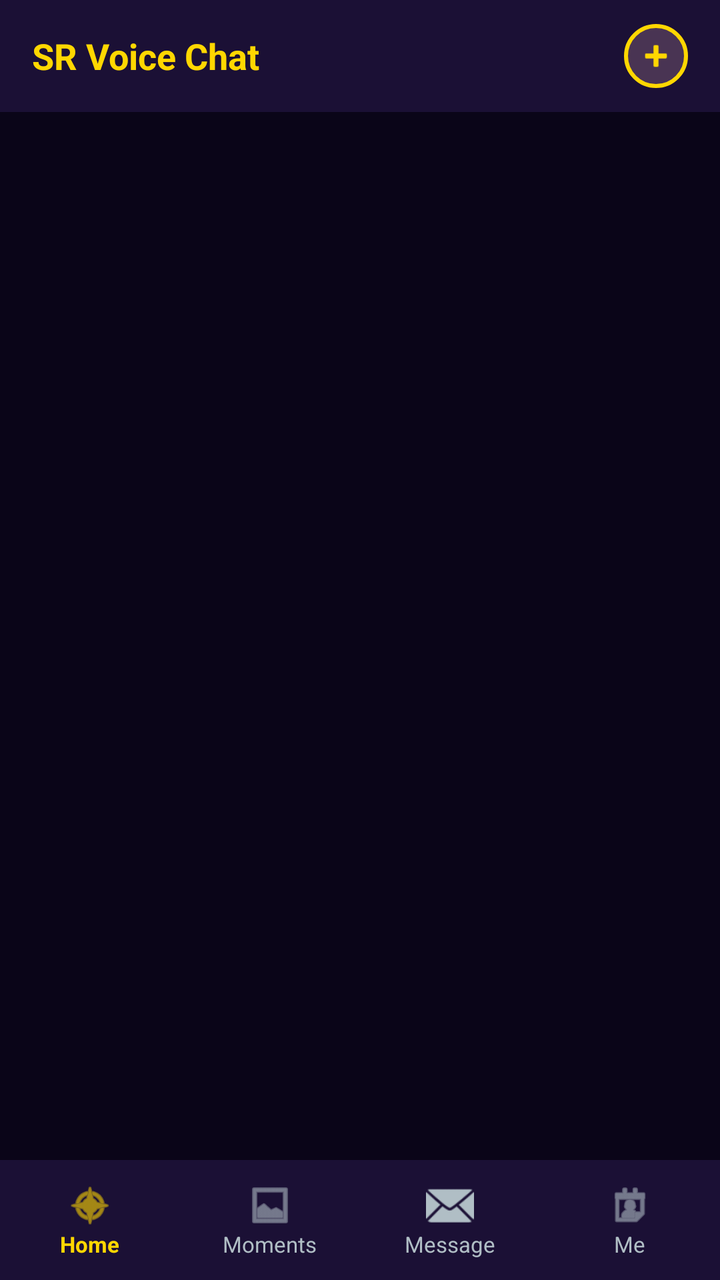
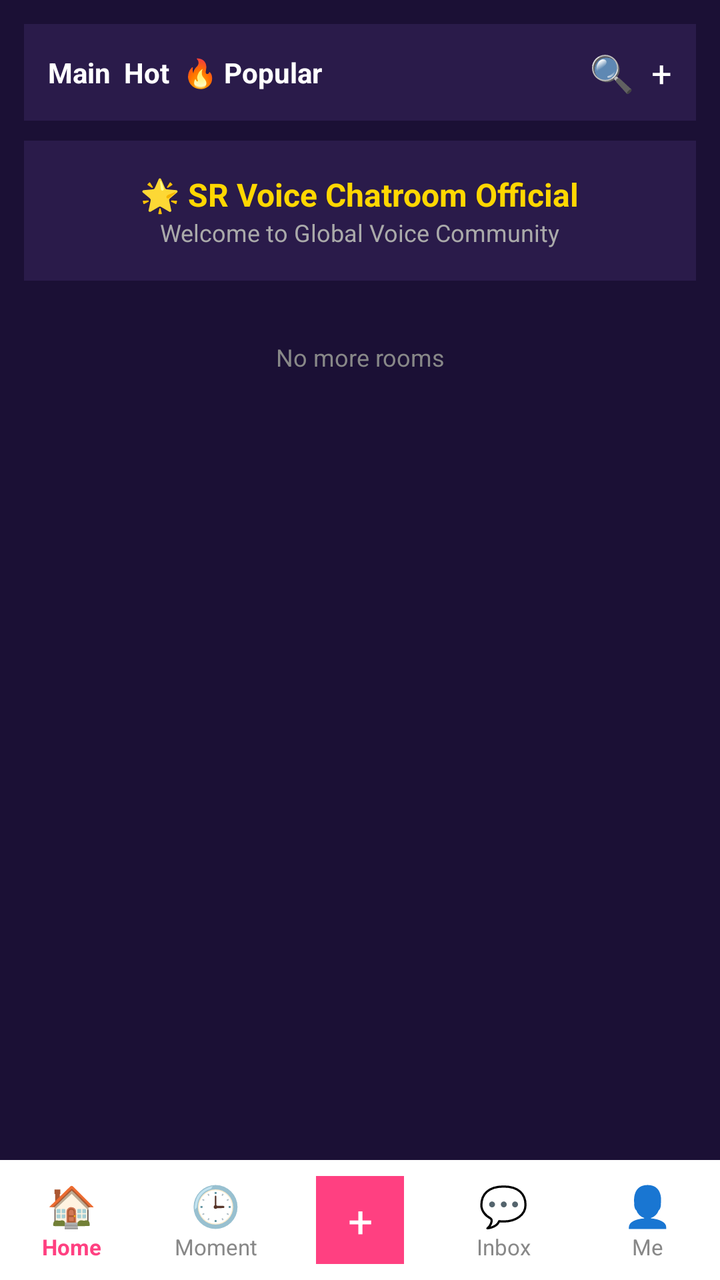

Two renders of the same Android screen: before a commit and after it. Below are the layout's source before the change and the commit's diff.
<!-- AndroidManifest.xml: activity theme Theme.SRVoiceChat -->
<!-- res/layout/activity_main.xml -->
<?xml version="1.0" encoding="utf-8"?>
<RelativeLayout xmlns:android="http://schemas.android.com/apk/res/android"
    android:layout_width="match_parent"
    android:layout_height="match_parent"
    android:background="#0A0518">

    
    <LinearLayout
        android:id="@+id/topHeaderLayout"
        android:layout_width="match_parent"
        android:layout_height="56dp"
        android:background="#1B1035"
        android:gravity="center_vertical"
        android:orientation="horizontal"
        android:paddingHorizontal="16dp">

        <TextView
            android:layout_width="0dp"
            android:layout_height="wrap_content"
            android:layout_weight="1"
            android:text="SR Voice Chat"
            android:textColor="#FFD700"
            android:textSize="18sp"
            android:textStyle="bold" />

        
        <ImageView
            android:id="@+id/btnCreateRoomPlus"
            android:layout_width="32dp"
            android:layout_height="32dp"
            android:background="@drawable/bg_circle_pink"
            android:padding="6dp"
            android:src="@android:drawable/ic_input_add"
            android:tint="#FFD700" />
    </LinearLayout>

    
    <FrameLayout
        android:id="@+id/fragmentContainer"
        android:layout_width="match_parent"
        android:layout_height="match_parent"
        android:layout_above="@id/bottomNavLayout"
        android:layout_below="@id/topHeaderLayout" />

    
    <LinearLayout
        android:id="@+id/bottomNavLayout"
        android:layout_width="match_parent"
        android:layout_height="60dp"
        android:layout_alignParentBottom="true"
        android:background="#1B1035"
        android:orientation="horizontal"
        android:weightSum="4">

        
        <LinearLayout
            android:id="@+id/tabHome"
            android:layout_width="0dp"
            android:layout_height="match_parent"
            android:layout_weight="1"
            android:background="?attr/selectableItemBackground"
            android:gravity="center"
            android:orientation="vertical">
            <ImageView
                android:layout_width="24dp"
                android:layout_height="24dp"
                android:src="@android:drawable/ic_menu_compass"
                android:tint="#FFD700" />
            <TextView
                android:layout_width="wrap_content"
                android:layout_height="wrap_content"
                android:text="Home"
                android:textColor="#FFD700"
                android:textSize="11sp"
                android:textStyle="bold" />
        </LinearLayout>

        
        <LinearLayout
            android:id="@+id/tabMoments"
            android:layout_width="0dp"
            android:layout_height="match_parent"
            android:layout_weight="1"
            android:background="?attr/selectableItemBackground"
            android:gravity="center"
            android:orientation="vertical">
            <ImageView
                android:layout_width="24dp"
                android:layout_height="24dp"
                android:src="@android:drawable/ic_menu_gallery"
                android:tint="#B0BEC5" />
            <TextView
                android:layout_width="wrap_content"
                android:layout_height="wrap_content"
                android:text="Moments"
                android:textColor="#B0BEC5"
                android:textSize="11sp" />
        </LinearLayout>

        
        <LinearLayout
            android:id="@+id/tabMessage"
            android:layout_width="0dp"
            android:layout_height="match_parent"
            android:layout_weight="1"
            android:background="?attr/selectableItemBackground"
            android:gravity="center"
            android:orientation="vertical">
            <ImageView
                android:layout_width="24dp"
                android:layout_height="24dp"
                android:src="@android:drawable/ic_dialog_email"
                android:tint="#B0BEC5" />
            <TextView
                android:layout_width="wrap_content"
                android:layout_height="wrap_content"
                android:text="Message"
                android:textColor="#B0BEC5"
                android:textSize="11sp" />
        </LinearLayout>

        
        <LinearLayout
            android:id="@+id/tabMe"
            android:layout_width="0dp"
            android:layout_height="match_parent"
            android:layout_weight="1"
            android:background="?attr/selectableItemBackground"
            android:gravity="center"
            android:orientation="vertical">
            <ImageView
                android:layout_width="24dp"
                android:layout_height="24dp"
                android:src="@android:drawable/ic_menu_my_calendar"
                android:tint="#B0BEC5" />
            <TextView
                android:layout_width="wrap_content"
                android:layout_height="wrap_content"
                android:text="Me"
                android:textColor="#B0BEC5"
                android:textSize="11sp" />
        </LinearLayout>

    </LinearLayout>

</RelativeLayout>
<!-- resources referenced by this layout -->
<resources>
  <!-- drawable bg_circle_pink (drawable) -->
  <?xml version="1.0" encoding="utf-8"?>
  <shape xmlns:android="http://schemas.android.com/apk/res/android"
      android:shape="oval">
      
      <solid android:color="#33FFC0CB" />
      
      
      <stroke 
          android:width="2dp" 
          android:color="#FFD700" />
  </shape>
  <style name="Theme.SRVoiceChat" parent="Theme.Material3.DayNight.NoActionBar">
          <item name="colorPrimary">#FF4081</item>
          <item name="android:statusBarColor">#FF4081</item>
          <item name="android:windowLightStatusBar">true</item>
      </style>
</resources>

<!-- the commit's change to res/layout/activity_main.xml (unified diff, before → after) -->
@@ -1,146 +1,371 @@
 <?xml version="1.0" encoding="utf-8"?>
-<RelativeLayout xmlns:android="http://schemas.android.com/apk/res/android"
+<LinearLayout xmlns:android="http://schemas.android.com/apk/res/android"
     android:layout_width="match_parent"
     android:layout_height="match_parent"
-    android:background="#0A0518">
+    android:orientation="vertical"
+    android:background="#1B1035">
+
+    
+    <FrameLayout
+        android:id="@+id/mainContainer"
+        android:layout_width="match_parent"
+        android:layout_height="0dp"
+        android:layout_weight="1">
+
+        
+        <ScrollView
+            android:id="@+id/pageHome"
+            android:layout_width="match_parent"
+            android:layout_height="match_parent"
+            android:fillViewport="true">
+            <LinearLayout
+                android:layout_width="match_parent"
+                android:layout_height="wrap_content"
+                android:orientation="vertical"
+                android:padding="12dp">
+
+                <LinearLayout
+                    android:layout_width="match_parent"
+                    android:layout_height="wrap_content"
+                    android:orientation="horizontal"
+                    android:gravity="center_vertical"
+                    android:padding="12dp"
+                    android:background="#2A1B4A">
+                    <TextView
+                        android:layout_width="wrap_content"
+                        android:layout_height="wrap_content"
+                        android:text="Main  Hot  🔥 Popular"
+                        android:textColor="#FFFFFF"
+                        android:textSize="14sp"
+                        android:textStyle="bold" />
+                    <TextView
+                        android:layout_width="0dp"
+                        android:layout_height="wrap_content"
+                        android:layout_weight="1" />
+                    <TextView
+                        android:layout_width="wrap_content"
+                        android:layout_height="wrap_content"
+                        android:text="🔍  +"
+                        android:textColor="#FFFFFF"
+                        android:textSize="18sp" />
+                </LinearLayout>
+
+                <LinearLayout
+                    android:layout_width="match_parent"
+                    android:layout_height="wrap_content"
+                    android:orientation="vertical"
+                    android:gravity="center"
+                    android:padding="16dp"
+                    android:background="#2A1B4A"
+                    android:layout_marginTop="10dp">
+                    <TextView
+                        android:layout_width="wrap_content"
+                        android:layout_height="wrap_content"
+                        android:text="🌟 SR Voice Chatroom Official"
+                        android:textColor="#FFD700"
+                        android:textSize="16sp"
+                        android:textStyle="bold" />
+                    <TextView
+                        android:layout_width="wrap_content"
+                        android:layout_height="wrap_content"
+                        android:text="Welcome to Global Voice Community"
+                        android:textColor="#AAAAAA"
+                        android:textSize="12sp" />
+                </LinearLayout>
+
+                <LinearLayout
+                    android:id="@+id/homeRoomList"
+                    android:layout_width="match_parent"
+                    android:layout_height="wrap_content"
+                    android:orientation="vertical"
+                    android:layout_marginTop="10dp" />
+
+                <TextView
+                    android:layout_width="wrap_content"
+                    android:layout_height="wrap_content"
+                    android:text="No more rooms"
+                    android:textColor="#888888"
+                    android:textSize="12sp"
+                    android:gravity="center"
+                    android:layout_gravity="center"
+                    android:padding="20dp" />
+            </LinearLayout>
+        </ScrollView>
+
+        
+        <ScrollView
+            android:id="@+id/pageMoment"
+            android:layout_width="match_parent"
+            android:layout_height="match_parent"
+            android:visibility="gone">
+            <LinearLayout
+                android:layout_width="match_parent"
+                android:layout_height="wrap_content"
+                android:orientation="vertical"
+                android:gravity="center"
+                android:padding="30dp">
+                <TextView
+                    android:layout_width="wrap_content"
+                    android:layout_height="wrap_content"
+                    android:text="Moment"
+                    android:textColor="#FFFFFF"
+                    android:textSize="18sp"
+                    android:textStyle="bold" />
+                <TextView
+                    android:layout_width="wrap_content"
+                    android:layout_height="wrap_content"
+                    android:text="No data"
+                    android:textColor="#AAAAAA"
+                    android:textSize="13sp"
+                    android:paddingTop="10dp" />
+            </LinearLayout>
+        </ScrollView>
+
+        
+        <ScrollView
+            android:id="@+id/pageInbox"
+            android:layout_width="match_parent"
+            android:layout_height="match_parent"
+            android:visibility="gone">
+            <LinearLayout
+                android:layout_width="match_parent"
+                android:layout_height="wrap_content"
+                android:orientation="vertical"
+                android:gravity="center"
+                android:padding="30dp">
+                <TextView
+                    android:layout_width="wrap_content"
+                    android:layout_height="wrap_content"
+                    android:text="Inbox"
+                    android:textColor="#FFFFFF"
+                    android:textSize="18sp"
+                    android:textStyle="bold" />
+                <TextView
+                    android:layout_width="wrap_content"
+                    android:layout_height="wrap_content"
+                    android:text="No message"
+                    android:textColor="#AAAAAA"
+                    android:textSize="13sp"
+                    android:paddingTop="10dp" />
+            </LinearLayout>
+        </ScrollView>
+
+        
+        <ScrollView
+            android:id="@+id/pageMe"
+            android:layout_width="match_parent"
+            android:layout_height="match_parent"
+            android:visibility="gone"
+            android:fillViewport="true"
+            android:background="#FFF8E1">
+            <LinearLayout
+                android:layout_width="match_parent"
+                android:layout_height="wrap_content"
+                android:orientation="vertical"
+                android:padding="16dp">
+
+                
+                <LinearLayout
+                    android:layout_width="match_parent"
+                    android:layout_height="wrap_content"
+                    android:orientation="horizontal"
+                    android:gravity="center_vertical"
+                    android:padding="10dp"
+                    android:background="#FFFFFF">
+
+                    
+                    <ImageView
+                        android:id="@+id/meProfileImg"
+                        android:layout_width="72dp"
+                        android:layout_height="72dp"
+                        android:scaleType="centerCrop"
+                        android:background="@drawable/bg_profile_gradient"
+                        android:padding="2dp"
+                        android:src="@android:drawable/ic_menu_gallery" />
+
+                    <LinearLayout
+                        android:layout_width="0dp"
+                        android:layout_height="wrap_content"
+                        android:layout_weight="1"
+                        android:orientation="vertical"
+                        android:paddingStart="12dp">
+                        <TextView
+                            android:id="@+id/meNameText"
+                            android:layout_width="wrap_content"
+                            android:layout_height="wrap_content"
+                            android:text="Sr Officials"
+                            android:textColor="#222222"
+                            android:textSize="18sp"
+                            android:textStyle="bold" />
+                        <TextView
+                            android:id="@+id/meIdText"
+                            android:layout_width="wrap_content"
+                            android:layout_height="wrap_content"
+                            android:text="ID: 499506534  Copy"
+                            android:textColor="#888888"
+                            android:textSize="13sp" />
+                        <TextView
+                            android:layout_width="wrap_content"
+                            android:layout_height="wrap_content"
+                            android:text="Male | Bangladesh"
+                            android:textColor="#888888"
+                            android:textSize="12sp" />
+                    </LinearLayout>
+                    <TextView
+                        android:layout_width="wrap_content"
+                        android:layout_height="wrap_content"
+                        android:text=">"
+                        android:textColor="#AAAAAA"
+                        android:textSize="22sp" />
+                </LinearLayout>
+
+                
+                <LinearLayout
+                    android:layout_width="match_parent"
+                    android:layout_height="wrap_content"
+                    android:orientation="horizontal"
+                    android:gravity="center"
+                    android:paddingTop="14dp"
+                    android:paddingBottom="14dp"
+                    android:background="#FFFFFF"
+                    android:layout_marginTop="8dp">
+                    <LinearLayout android:layout_width="0dp" android:layout_height="wrap_content" android:layout_weight="1" android:orientation="vertical" android:gravity="center">
+                        <TextView android:id="@+id/meFollowCount" android:layout_width="wrap_content" android:layout_height="wrap_content" android:text="0" android:textColor="#222222" android:textSize="16sp" android:textStyle="bold" />
+                        <TextView android:layout_width="wrap_content" android:layout_height="wrap_content" android:text="Follow" android:textColor="#888888" android:textSize="12sp" />
+                    </LinearLayout>
+                    <LinearLayout android:layout_width="0dp" android:layout_height="wrap_content" android:layout_weight="1" android:orientation="vertical" android:gravity="center">
+                        <TextView android:id="@+id/meFansCount" android:layout_width="wrap_content" android:layout_height="wrap_content" android:text="0" android:textColor="#222222" android:textSize="16sp" android:textStyle="bold" />
+                        <TextView android:layout_width="wrap_content" android:layout_height="wrap_content" android:text="Fans" android:textColor="#888888" android:textSize="12sp" />
+                    </LinearLayout>
+                    <LinearLayout android:layout_width="0dp" android:layout_height="wrap_content" android:layout_weight="1" android:orientation="vertical" android:gravity="center">
+                        <TextView android:id="@+id/meVisitorCount" android:layout_width="wrap_content" android:layout_height="wrap_content" android:text="0" android:textColor="#222222" android:textSize="16sp" android:textStyle="bold" />
+                        <TextView android:layout_width="wrap_content" android:layout_height="wrap_content" android:text="Visitor" android:textColor="#888888" android:textSize="12sp" />
+                    </LinearLayout>
+                </LinearLayout>
+
+                
+                <LinearLayout
+                    android:layout_width="match_parent"
+                    android:layout_height="wrap_content"
+                    android:orientation="horizontal"
+                    android:gravity="center_vertical"
+                    android:padding="14dp"
+                    android:background="#3B2A00"
+                    android:layout_marginTop="10dp">
+                    <TextView
+                        android:layout_width="0dp"
+                        android:layout_height="wrap_content"
+                        android:layout_weight="1"
+                        android:text="👑 SVIP  SVIP Center - Get SVIP and enjoy various privileges >"
+                        android:textColor="#FFD700"
+                        android:textSize="13sp"
+                        android:textStyle="bold" />
+                </LinearLayout>
+
+                <LinearLayout
+                    android:layout_width="match_parent"
+                    android:layout_height="wrap_content"
+                    android:orientation="horizontal"
+                    android:layout_marginTop="8dp">
+                    <LinearLayout
+                        android:layout_width="0dp"
+                        android:layout_height="wrap_content"
+                        android:layout_weight="1"
+                        android:orientation="vertical"
+                        android:gravity="center"
+                        android:padding="12dp"
+                        android:background="#FFF3E0">
+                        <TextView android:layout_width="wrap_content" android:layout_height="wrap_content" android:text="VIP" android:textColor="#FF9800" android:textSize="14sp" android:textStyle="bold" />
+                        <TextView android:layout_width="wrap_content" android:layout_height="wrap_content" android:text="check now >" android:textColor="#888888" android:textSize="11sp" />
+                    </LinearLayout>
+                    <LinearLayout
+                        android:layout_width="0dp"
+                        android:layout_height="wrap_content"
+                        android:layout_weight="1"
+                        android:orientation="vertical"
+                        android:gravity="center"
+                        android:padding="12dp"
+                        android:background="#FCE4EC"
+                        android:layout_marginStart="8dp">
+                        <TextView android:layout_width="wrap_content" android:layout_height="wrap_content" android:text="🎁 Recharge" android:textColor="#E91E63" android:textSize="14sp" android:textStyle="bold" />
+                        <TextView android:layout_width="wrap_content" android:layout_height="wrap_content" android:text="Top up >" android:textColor="#888888" android:textSize="11sp" />
+                    </LinearLayout>
+                </LinearLayout>
+
+                <TextView
+                    android:layout_width="wrap_content"
+                    android:layout_height="wrap_content"
+                    android:text="General Tools"
+                    android:textColor="#222222"
+                    android:textSize="14sp"
+                    android:textStyle="bold"
+                    android:paddingTop="16dp"
+                    android:paddingBottom="8dp" />
+
+                <LinearLayout
+                    android:layout_width="match_parent"
+                    android:layout_height="wrap_content"
+                    android:orientation="horizontal"
+                    android:background="#FFFFFF"
+                    android:padding="10dp">
+                    <LinearLayout android:layout_width="0dp" android:layout_height="wrap_content" android:layout_weight="1" android:orientation="vertical" android:gravity="center"><TextView android:layout_width="wrap_content" android:layout_height="wrap_content" android:text="🛍️" android:textSize="22sp" /><TextView android:layout_width="wrap_content" android:layout_height="wrap_content" android:text="Store" android:textColor="#333333" android:textSize="12sp" /></LinearLayout>
+                    <LinearLayout android:layout_width="0dp" android:layout_height="wrap_content" android:layout_weight="1" android:orientation="vertical" android:gravity="center"><TextView android:layout_width="wrap_content" android:layout_height="wrap_content" android:text="👗" android:textSize="22sp" /><TextView android:layout_width="wrap_content" android:layout_height="wrap_content" android:text="Dress" android:textColor="#333333" android:textSize="12sp" /></LinearLayout>
+                    <LinearLayout android:layout_width="0dp" android:layout_height="wrap_content" android:layout_weight="1" android:orientation="vertical" android:gravity="center"><TextView android:layout_width="wrap_content" android:layout_height="wrap_content" android:text="🎂" android:textSize="22sp" /><TextView android:layout_width="wrap_content" android:layout_height="wrap_content" android:text="Birthday gift" android:textColor="#333333" android:textSize="12sp" /></LinearLayout>
+                    <LinearLayout android:layout_width="0dp" android:layout_height="wrap_content" android:layout_weight="1" android:orientation="vertical" android:gravity="center"><TextView android:layout_width="wrap_content" android:layout_height="wrap_content" android:text="📊" android:textSize="22sp" /><TextView android:layout_width="wrap_content" android:layout_height="wrap_content" android:text="Level" android:textColor="#333333" android:textSize="12sp" /></LinearLayout>
+                </LinearLayout>
+
+                
+                <LinearLayout android:id="@+id/meMenuList" android:layout_width="match_parent" android:layout_height="wrap_content" android:orientation="vertical" android:background="#FFFFFF" android:layout_marginTop="10dp" />
+
+                
+                <TextView
+                    android:id="@+id/btnLogout"
+                    android:layout_width="match_parent"
+                    android:layout_height="wrap_content"
+                    android:text="🚪  Logout"
+                    android:textColor="#FF0000"
+                    android:textSize="15sp"
+                    android:textStyle="bold"
+                    android:gravity="center"
+                    android:padding="16dp"
+                    android:background="#FFFFFF"
+                    android:layout_marginTop="10dp"
+                    android:layout_marginBottom="20dp" />
+            </LinearLayout>
+        </ScrollView>
+    </FrameLayout>
 
     
     <LinearLayout
-        android:id="@+id/topHeaderLayout"
-        android:layout_width="match_parent"
-        android:layout_height="56dp"
-        android:background="#1B1035"
-        android:gravity="center_vertical"
-        android:orientation="horizontal"
-        android:paddingHorizontal="16dp">
-
-        <TextView
-            android:layout_width="0dp"
-            android:layout_height="wrap_content"
-            android:layout_weight="1"
-            android:text="SR Voice Chat"
-            android:textColor="#FFD700"
-            android:textSize="18sp"
-            android:textStyle="bold" />
-
-        
-        <ImageView
-            android:id="@+id/btnCreateRoomPlus"
-            android:layout_width="32dp"
-            android:layout_height="32dp"
-            android:background="@drawable/bg_circle_pink"
-            android:padding="6dp"
-            android:src="@android:drawable/ic_input_add"
-            android:tint="#FFD700" />
-    </LinearLayout>
-
-    
-    <FrameLayout
-        android:id="@+id/fragmentContainer"
-        android:layout_width="match_parent"
-        android:layout_height="match_parent"
-        android:layout_above="@id/bottomNavLayout"
-        android:layout_below="@id/topHeaderLayout" />
-
-    
-    <LinearLayout
-        android:id="@+id/bottomNavLayout"
         android:layout_width="match_parent"
         android:layout_height="60dp"
-        android:layout_alignParentBottom="true"
-        android:background="#1B1035"
         android:orientation="horizontal"
-        android:weightSum="4">
-
-        
-        <LinearLayout
-            android:id="@+id/tabHome"
-            android:layout_width="0dp"
-            android:layout_height="match_parent"
-            android:layout_weight="1"
-            android:background="?attr/selectableItemBackground"
-            android:gravity="center"
-            android:orientation="vertical">
-            <ImageView
-                android:layout_width="24dp"
-                android:layout_height="24dp"
-                android:src="@android:drawable/ic_menu_compass"
-                android:tint="#FFD700" />
-            <TextView
-                android:layout_width="wrap_content"
-                android:layout_height="wrap_content"
-                android:text="Home"
-                android:textColor="#FFD700"
-                android:textSize="11sp"
-                android:textStyle="bold" />
-        </LinearLayout>
-
-        
-        <LinearLayout
-            android:id="@+id/tabMoments"
-            android:layout_width="0dp"
-            android:layout_height="match_parent"
-            android:layout_weight="1"
-            android:background="?attr/selectableItemBackground"
-            android:gravity="center"
-            android:orientation="vertical">
-            <ImageView
-                android:layout_width="24dp"
-                android:layout_height="24dp"
-                android:src="@android:drawable/ic_menu_gallery"
-                android:tint="#B0BEC5" />
-            <TextView
-                android:layout_width="wrap_content"
-                android:layout_height="wrap_content"
-                android:text="Moments"
-                android:textColor="#B0BEC5"
-                android:textSize="11sp" />
-        </LinearLayout>
-
-        
-        <LinearLayout
-            android:id="@+id/tabMessage"
-            android:layout_width="0dp"
-            android:layout_height="match_parent"
-            android:layout_weight="1"
-            android:background="?attr/selectableItemBackground"
-            android:gravity="center"
-            android:orientation="vertical">
-            <ImageView
-                android:layout_width="24dp"
-                android:layout_height="24dp"
-                android:src="@android:drawable/ic_dialog_email"
-                android:tint="#B0BEC5" />
-            <TextView
-                android:layout_width="wrap_content"
-                android:layout_height="wrap_content"
-                android:text="Message"
-                android:textColor="#B0BEC5"
-                android:textSize="11sp" />
-        </LinearLayout>
-
-        
-        <LinearLayout
-            android:id="@+id/tabMe"
-            android:layout_width="0dp"
-            android:layout_height="match_parent"
-            android:layout_weight="1"
-            android:background="?attr/selectableItemBackground"
-            android:gravity="center"
-            android:orientation="vertical">
-            <ImageView
-                android:layout_width="24dp"
-                android:layout_height="24dp"
-                android:src="@android:drawable/ic_menu_my_calendar"
-                android:tint="#B0BEC5" />
-            <TextView
-                android:layout_width="wrap_content"
-                android:layout_height="wrap_content"
-                android:text="Me"
-                android:textColor="#B0BEC5"
-                android:textSize="11sp" />
-        </LinearLayout>
-
+        android:background="#FFFFFF"
+        android:paddingTop="4dp"
+        android:paddingBottom="4dp">
+
+        <LinearLayout android:id="@+id/navHome" android:layout_width="0dp" android:layout_height="match_parent" android:layout_weight="1" android:orientation="vertical" android:gravity="center">
+            <TextView android:id="@+id/navHomeIcon" android:layout_width="wrap_content" android:layout_height="wrap_content" android:text="🏠" android:textSize="20sp" />
+            <TextView android:id="@+id/navHomeText" android:layout_width="wrap_content" android:layout_height="wrap_content" android:text="Home" android:textColor="#FF4081" android:textSize="11sp" android:textStyle="bold" />
+        </LinearLayout>
+
+        <LinearLayout android:id="@+id/navMoment" android:layout_width="0dp" android:layout_height="match_parent" android:layout_weight="1" android:orientation="vertical" android:gravity="center">
+            <TextView android:layout_width="wrap_content" android:layout_height="wrap_content" android:text="🕒" android:textSize="20sp" />
+            <TextView android:id="@+id/navMomentText" android:layout_width="wrap_content" android:layout_height="wrap_content" android:text="Moment" android:textColor="#888888" android:textSize="11sp" />
+        </LinearLayout>
+
+        <LinearLayout android:layout_width="0dp" android:layout_height="match_parent" android:layout_weight="1" android:orientation="vertical" android:gravity="center">
+            <TextView android:layout_width="44dp" android:layout_height="44dp" android:gravity="center" android:text="+" android:textSize="22sp" android:textColor="#FFFFFF" android:background="#FF4081" />
+        </LinearLayout>
+
+        <LinearLayout android:id="@+id/navInbox" android:layout_width="0dp" android:layout_height="match_parent" android:layout_weight="1" android:orientation="vertical" android:gravity="center">
+            <TextView android:layout_width="wrap_content" android:layout_height="wrap_content" android:text="💬" android:textSize="20sp" />
+            <TextView android:id="@+id/navInboxText" android:layout_width="wrap_content" android:layout_height="wrap_content" android:text="Inbox" android:textColor="#888888" android:textSize="11sp" />
+        </LinearLayout>
+
+        <LinearLayout android:id="@+id/navMe" android:layout_width="0dp" android:layout_height="match_parent" android:layout_weight="1" android:orientation="vertical" android:gravity="center">
+            <TextView android:layout_width="wrap_content" android:layout_height="wrap_content" android:text="👤" android:textSize="20sp" />
+            <TextView android:id="@+id/navMeText" android:layout_width="wrap_content" android:layout_height="wrap_content" android:text="Me" android:textColor="#888888" android:textSize="11sp" />
+        </LinearLayout>
     </LinearLayout>
-
-</RelativeLayout>
+</LinearLayout>
<!-- resource entries referenced after the edit -->
@@ -1,16 +1,10 @@
 <!-- resources referenced by this layout -->
 <resources>
-  <!-- drawable bg_circle_pink (drawable) -->
+  <!-- drawable bg_profile_gradient (drawable) -->
   <?xml version="1.0" encoding="utf-8"?>
-  <shape xmlns:android="http://schemas.android.com/apk/res/android"
-      android:shape="oval">
-      
-      <solid android:color="#33FFC0CB" />
-      
-      
-      <stroke 
-          android:width="2dp" 
-          android:color="#FFD700" />
+  <shape xmlns:android="http://schemas.android.com/apk/res/android" android:shape="oval">
+      <solid android:color="#FFFFFF" />
+      <stroke android:width="2dp" android:color="#FFC107" />
   </shape>
   <style name="Theme.SRVoiceChat" parent="Theme.Material3.DayNight.NoActionBar">
           <item name="colorPrimary">#FF4081</item>
